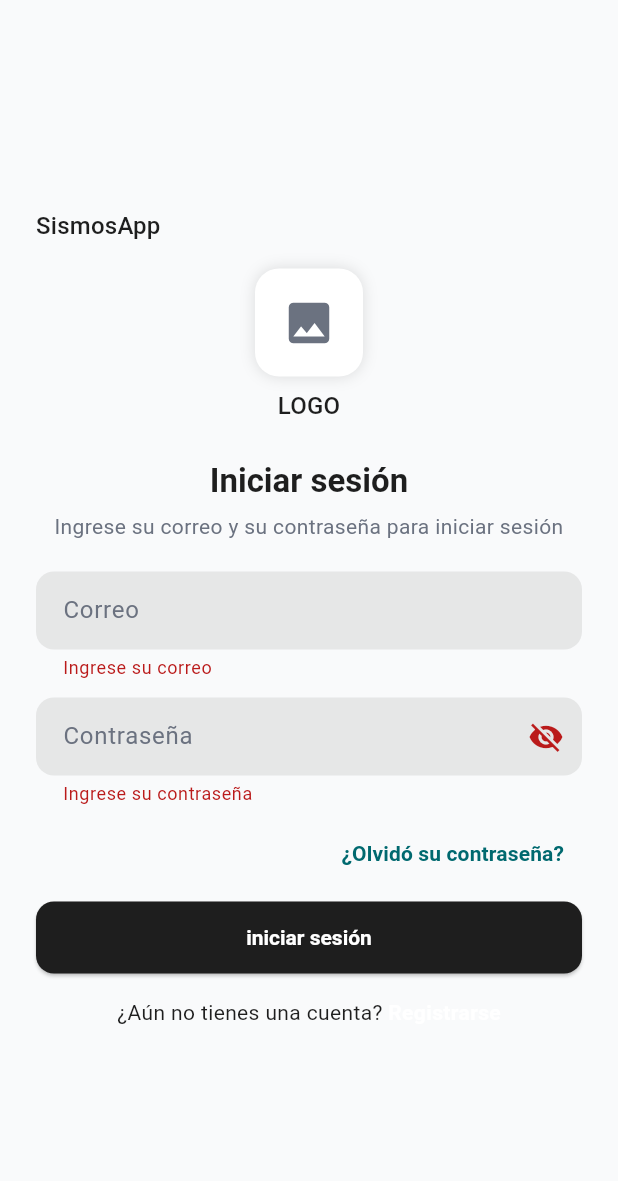
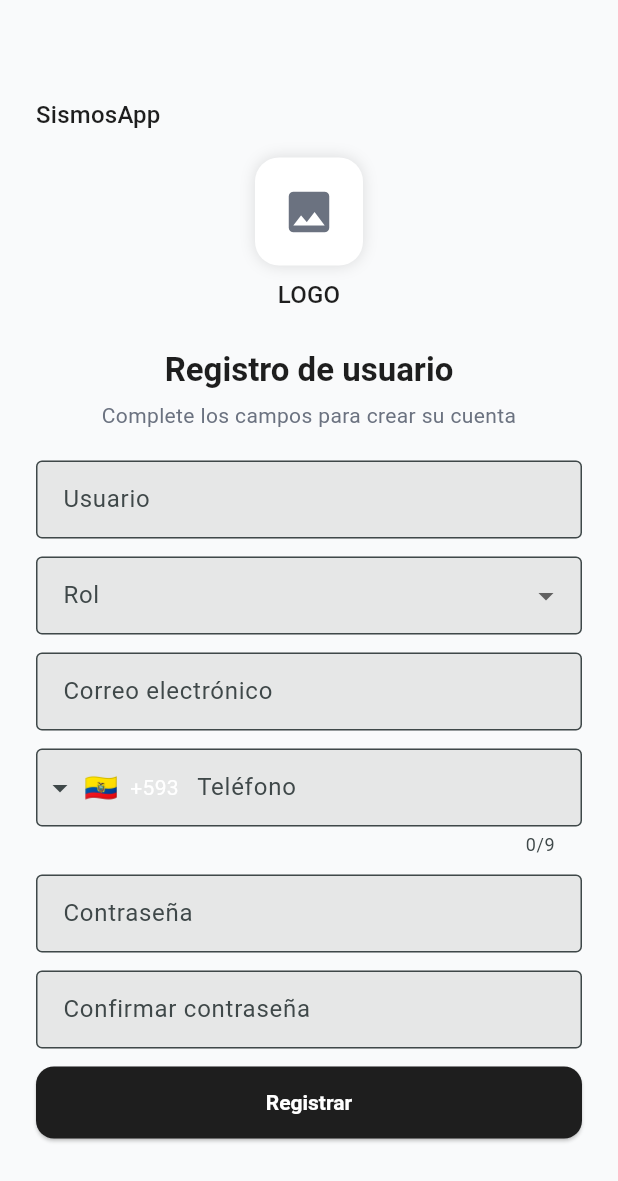
Before and after one commit to DomenicaBriggitte/App_Vulnerabilidad_Sismica, a Flutter app: the screen it shows after launch, after a tap on "iniciar sesión", after a tap on "Registrarse", on a phone screen of 412 x 824 dp. Shown: the top 1181 px of the screen. Run offline on Flutter 3.47's test engine with Material 3 defaults, Android fonts, the phone set to English and light mode, and no system bars; drawn by our look-alikes of intl_phone_field; our stand-ins replace google_fonts.

Commit message:
Everything up-to-date
Co-authored-by: PaulT <henry.tumbacom@ug.edu.ec>

```diff
--- a/lib/main.dart
+++ b/lib/main.dart
@@ -2,6 +2,8 @@ import 'package:flutter/material.dart';
 import 'core/theme/app_theme.dart';
 import 'ui/screens/login_screen.dart';
 import 'ui/screens/forgot_password_screen.dart';
+import 'ui/screens/register_screen.dart';
+import 'ui/screens/recovery_password.dart';
 
 void main() {
   runApp(const SismosApp());
@@ -20,6 +22,8 @@ class SismosApp extends StatelessWidget {
       routes: {
         '/': (_) => const LoginScreen(),
         '/forgot': (_) => const ForgotPasswordScreen(),
+        '/register': (context) => const RegisterScreen(),
+        '/recovery': (context) => const RecoveryPasswordScreen(),
       },
     );
   }
--- a/lib/ui/screens/login_screen.dart
+++ b/lib/ui/screens/login_screen.dart
@@ -99,15 +99,18 @@ class _LoginScreenState extends State<LoginScreen> {
                             Text(
                               '¿Aún no tienes una cuenta? ',
                               style: textTheme.bodyMedium?.copyWith(
-                                color: AppColors.text,
+                                color: const Color.fromARGB(255, 94, 94, 94),
                               ),
                             ),
-                            GestureDetector(
-                              onTap: () {}, // ir a registro cuando exista
+                            TextButton(
+                              onPressed: () {
+                                Navigator.pushNamed(context, '/register');
+                              },
                               child: Text(
                                 'Registrarse',
                                 style: textTheme.bodyMedium?.copyWith(
                                   fontWeight: FontWeight.w700,
+                                  color: const Color.fromARGB(255, 27, 27, 27),
                                 ),
                               ),
                             ),
--- /dev/null
+++ b/lib/ui/screens/register_screen.dart
@@ -0,0 +1,257 @@
+import 'package:flutter/material.dart';
+import '../../core/theme/app_colors.dart';
+import '../widgets/app_logo.dart';
+import 'package:intl_phone_field/intl_phone_field.dart';
+
+class RegisterScreen extends StatefulWidget {
+  const RegisterScreen({super.key});
+  @override
+  State<RegisterScreen> createState() => _RegisterScreenState();
+}
+
+class _RegisterScreenState extends State<RegisterScreen> {
+  final _formKey = GlobalKey<FormState>();
+  final _username = TextEditingController();
+  final _role = TextEditingController();
+  final _email = TextEditingController();
+  final _phone = TextEditingController();
+  final _password = TextEditingController();
+  final _confirmPassword = TextEditingController();
+
+  @override
+  void dispose() {
+    _email.dispose();
+    _phone.dispose();
+    _password.dispose();
+    _confirmPassword.dispose();
+    super.dispose();
+  }
+
+  void _fakeLogin() {
+    if (_formKey.currentState!.validate()) {
+      ScaffoldMessenger.of(
+        context,
+      ).showSnackBar(const SnackBar(content: Text('Login (UI demo).')));
+    }
+  }
+
+  @override
+  Widget build(BuildContext context) {
+    final textTheme = Theme.of(context).textTheme;
+    return Scaffold(
+      body: SafeArea(
+        child: Center(
+          child: SingleChildScrollView(
+            padding: const EdgeInsets.symmetric(horizontal: 24, vertical: 16),
+            child: ConstrainedBox(
+              constraints: const BoxConstraints(maxWidth: 430),
+              child: Column(
+                crossAxisAlignment: CrossAxisAlignment.start,
+                children: [
+                  Text(
+                    'SismosApp',
+                    style: textTheme.titleMedium?.copyWith(
+                      color: AppColors.text,
+                    ),
+                  ),
+                  const SizedBox(height: 16),
+                  const Center(child: AppLogo()),
+                  const SizedBox(height: 24),
+                  Center(
+                    child: Text(
+                      'Registro de usuario',
+                      style: textTheme.titleLarge?.copyWith(
+                        color: AppColors.text,
+                      ),
+                    ),
+                  ),
+                  const SizedBox(height: 6),
+                  Center(
+                    child: Text(
+                      'Complete los campos para crear su cuenta',
+                      textAlign: TextAlign.center,
+                      style: textTheme.bodyMedium?.copyWith(
+                        color: AppColors.gray500,
+                      ),
+                    ),
+                  ),
+                  const SizedBox(height: 20),
+
+                  Form(
+                    key: _formKey,
+                    child: Column(
+                      children: [
+                        // Campo de usuario. Enviar como 'username' al backend (API de registro)
+                        TextFormField(
+                          controller: _username,
+                          decoration: const InputDecoration(
+                            labelText: 'Usuario',
+                            border: OutlineInputBorder(),
+                          ),
+                          validator: (value) {
+                            if (value == null || value.isEmpty) {
+                              return 'Ingrese un usuario';
+                            }
+                            return null;
+                          },
+                        ),
+                        const SizedBox(height: 12),
+                        // Campo de selección de rol (enviar como role al backend)
+                        // Campo de selección de rol. Enviar como 'role' al backend (API de registro)
+                        DropdownButtonFormField<String>(
+                          value: _role.text.isNotEmpty ? _role.text : null,
+                          decoration: const InputDecoration(
+                            labelText: 'Rol',
+                            border: OutlineInputBorder(),
+                          ),
+                          items: const [
+                            DropdownMenuItem(
+                              value: 'admin',
+                              child: Text(
+                                'Admin',
+                                style: TextStyle(color: Colors.black),
+                              ),
+                            ),
+                            DropdownMenuItem(
+                              value: 'inspector',
+                              child: Text(
+                                'Inspector',
+                                style: TextStyle(color: Colors.black),
+                              ),
+                            ),
+                            DropdownMenuItem(
+                              value: 'ayudante',
+                              child: Text(
+                                'Ayudante',
+                                style: TextStyle(color: Colors.black),
+                              ),
+                            ),
+                            DropdownMenuItem(
+                              value: 'cliente',
+                              child: Text(
+                                'Cliente',
+                                style: TextStyle(color: Colors.black),
+                              ),
+                            ),
+                          ],
+                          onChanged: (value) {
+                            setState(() {
+                              _role.text = value ?? '';
+                            });
+                          },
+                          validator: (value) {
+                            if (value == null || value.isEmpty) {
+                              return 'Seleccione un rol';
+                            }
+                            return null;
+                          },
+                        ),
+                        const SizedBox(height: 12),
+                        // Campo de correo electrónico. Enviar como 'email' al backend (API de registro)
+                        TextFormField(
+                          controller: _email,
+                          decoration: const InputDecoration(
+                            labelText: 'Correo electrónico',
+                            border: OutlineInputBorder(),
+                          ),
+                          keyboardType: TextInputType.emailAddress,
+                          validator: (value) {
+                            if (value == null || value.isEmpty) {
+                              return 'Ingrese un correo electrónico';
+                            }
+                            if (!RegExp(
+                              r'^[\w-\.]+@([\w-]+\.)+[\w-]{2,4}$',
+                            ).hasMatch(value)) {
+                              return 'Ingrese un correo válido';
+                            }
+                            return null;
+                          },
+                        ),
+                        const SizedBox(height: 12),
+                        // Campo de teléfono con país. Enviar como 'phone' al backend (API de registro)
+                        IntlPhoneField(
+                          controller: _phone,
+                          decoration: const InputDecoration(
+                            labelText: 'Teléfono',
+                            border: OutlineInputBorder(),
+                          ),
+                          initialCountryCode: 'EC',
+                          onChanged: (phone) {
+                            // phone.completeNumber contiene el número completo con país
+                          },
+                          validator: (value) {
+                            final phoneNumber = value?.number ?? '';
+                            if (phoneNumber.isEmpty) {
+                              return 'Ingrese su número de teléfono';
+                            }
+                            if (!RegExp(r'^[0-9]+$').hasMatch(phoneNumber)) {
+                              return 'Solo se permiten números';
+                            }
+                            return null;
+                          },
+                        ),
+                        const SizedBox(height: 12),
+                        // Campo de contraseña. Enviar como 'password' al backend (API de registro)
+                        TextFormField(
+                          controller: _password,
+                          decoration: const InputDecoration(
+                            labelText: 'Contraseña',
+                            border: OutlineInputBorder(),
+                          ),
+                          obscureText: true,
+                          validator: (value) {
+                            if (value == null || value.isEmpty) {
+                              return 'Ingrese una contraseña';
+                            }
+                            // Debe tener al menos 8 caracteres, un símbolo y un carácter especial
+                            if (value.length < 8) {
+                              return 'Debe tener al menos 8 caracteres';
+                            }
+                            if (!RegExp(r'[!@#\$&*~]').hasMatch(value)) {
+                              return 'Debe contener al menos un símbolo (!@#\$&*~)';
+                            }
+                            if (!RegExp(r'[A-Za-z0-9]').hasMatch(value)) {
+                              return 'Debe contener letras y números';
+                            }
+                            return null;
+                          },
+                        ),
+                        const SizedBox(height: 12),
+                        // Campo de confirmar contraseña. Solo para validación local, no se envía al backend
+                        TextFormField(
+                          controller: _confirmPassword,
+                          decoration: const InputDecoration(
+                            labelText: 'Confirmar contraseña',
+                            border: OutlineInputBorder(),
+                          ),
+                          obscureText: true,
+                          validator: (value) {
+                            if (value == null || value.isEmpty) {
+                              return 'Confirme su contraseña';
+                            }
+                            if (value != _password.text) {
+                              return 'Las contraseñas no coinciden';
+                            }
+                            return null;
+                          },
+                        ),
+                        const SizedBox(height: 12),
+                        // ...existing code...
+                        // Botón para enviar datos al backend (API de registro)
+                        ElevatedButton(
+                          onPressed:
+                              _fakeLogin, // Aquí se debe conectar la lógica de registro con el backend
+                          child: const Text('Registrar'),
+                        ),
+                      ],
+                    ),
+                  ),
+                ],
+              ),
+            ),
+          ),
+        ),
+      ),
+    );
+  }
+}
```
Also changed, not shown: lib/ui/screens/recovery_password.dart (added, +139 -0 lines).
